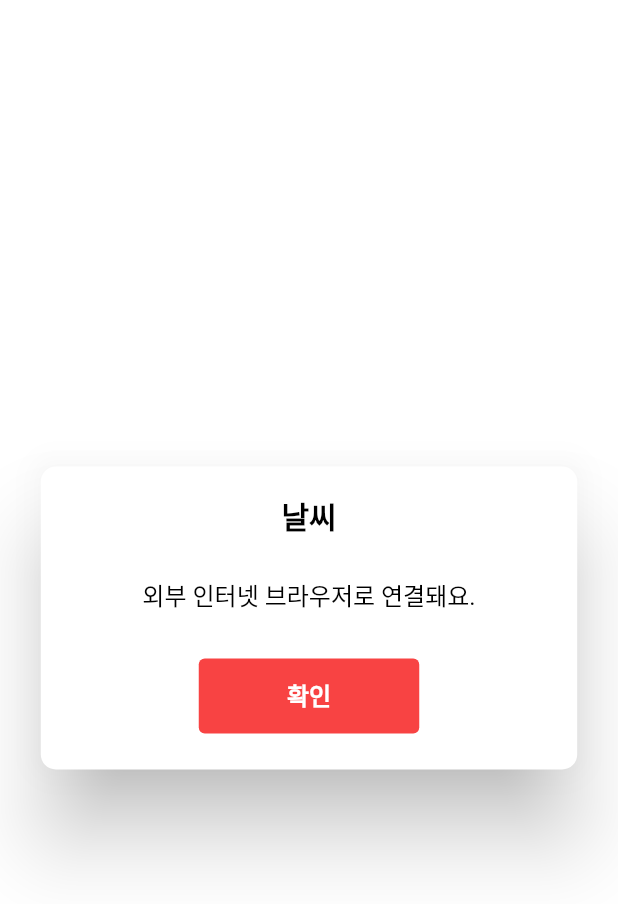
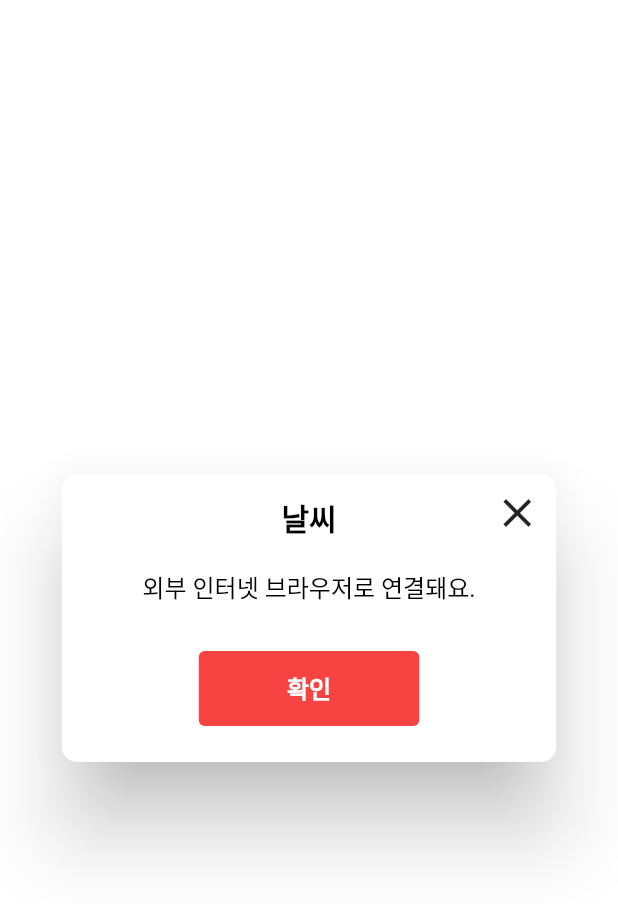
Before and after one commit to KimYongchan91/today_safety, a Flutter app: the DialogOpenExternalWebBrowser widget shown alone on an empty page, opened directly with empty values, on a phone screen of 412 x 824 dp. Shown: the top 904 px of the screen. Run offline on Flutter 3.47's test engine with Material 2 defaults, Android fonts, the phone set to English and light mode, and no system bars; our stand-ins replace cached_network_image, camera, cloud_firestore, cloud_functions, csv, device_info and 20 more; missing offline and left inert: algolia, app_settings, dart_geohash, easy_image_viewer, kakao_flutter_sdk, kakao_map_plugin and 3 more; accounts and stored records are empty; Roboto replaces fonts that are missing (Pretendard).

Commit message:
add feature - open external browser for weather2

```diff
--- a/lib/ui/dialog/dialog_open_external_web_browser.dart
+++ b/lib/ui/dialog/dialog_open_external_web_browser.dart
@@ -19,7 +19,7 @@ class _DialogOpenExternalWebBrowserState extends State<DialogOpenExternalWebBrow
     return AlertDialog(
       backgroundColor: const Color(0xffffffff),
       shape: const RoundedRectangleBorder(borderRadius: BorderRadius.all(Radius.circular(10))),
-      contentPadding: const EdgeInsets.symmetric(horizontal: 14),
+      contentPadding: EdgeInsets.zero,
       insetPadding: EdgeInsets.zero,
       content: Container(
         width: Get.width * 0.8,
@@ -29,15 +29,42 @@ class _DialogOpenExternalWebBrowserState extends State<DialogOpenExternalWebBrow
         child: Column(
           mainAxisSize: MainAxisSize.min,
           children: [
-            const SizedBox(
-              height: 24,
-            ),
-            const Text(
-              '날씨',
-              style: CustomTextStyle.bigBlackBold(),
+            ///타이틀
+            SizedBox(
+              width: Get.width,
+              height: 48,
+              child: Stack(
+                children: [
+                  const Align(
+                    alignment: Alignment.topCenter,
+                    child: Padding(
+                      padding: EdgeInsets.only(top: 20),
+                      child: Text(
+                        '날씨',
+                        style: CustomTextStyle.bigBlackBold(),
+                      ),
+                    ),
+                  ),
+                  Align(
+                    alignment: Alignment.centerRight,
+                    child: InkWell(
+                      onTap: () {
+                        Get.back(result: false);
+                      },
+                      child: const Padding(
+                        padding: EdgeInsets.all(10),
+                        child: Icon(
+                          Icons.close,
+                          size: 32,
+                        ),
+                      ),
+                    ),
+                  )
+                ],
+              ),
             ),
             const SizedBox(
-              height: 32,
+              height: 20,
             ),
             const Text('외부 인터넷 브라우저로 연결돼요.', textAlign: TextAlign.center, style: CustomTextStyle.normalBlack()),
             const SizedBox(
--- a/lib/ui/route/route_main.dart
+++ b/lib/ui/route/route_main.dart
@@ -407,7 +407,6 @@ class _RouteMainState extends State<RouteMain> with SingleTickerProviderStateMix
                       builder: (context, value, child) => InkWell(
                         onTap: () async {
                           if (value != null) {
-                            //%EC%9D%80%ED%8F%89%EA%B5%AC+%EB%B6%88%EA%B4%91%EB%8F%99+%EB%82%A0%EC%94%A8
                             String urlBase = 'https://m.search.naver.com/search.naver?sm=mtp_hty.top&where=m&query=';
                             String query =
                                 '${value.modelLocationWeather.si} ${value.modelLocationWeather.gu} ${value.modelLocationWeather.dong} 날씨';
```
